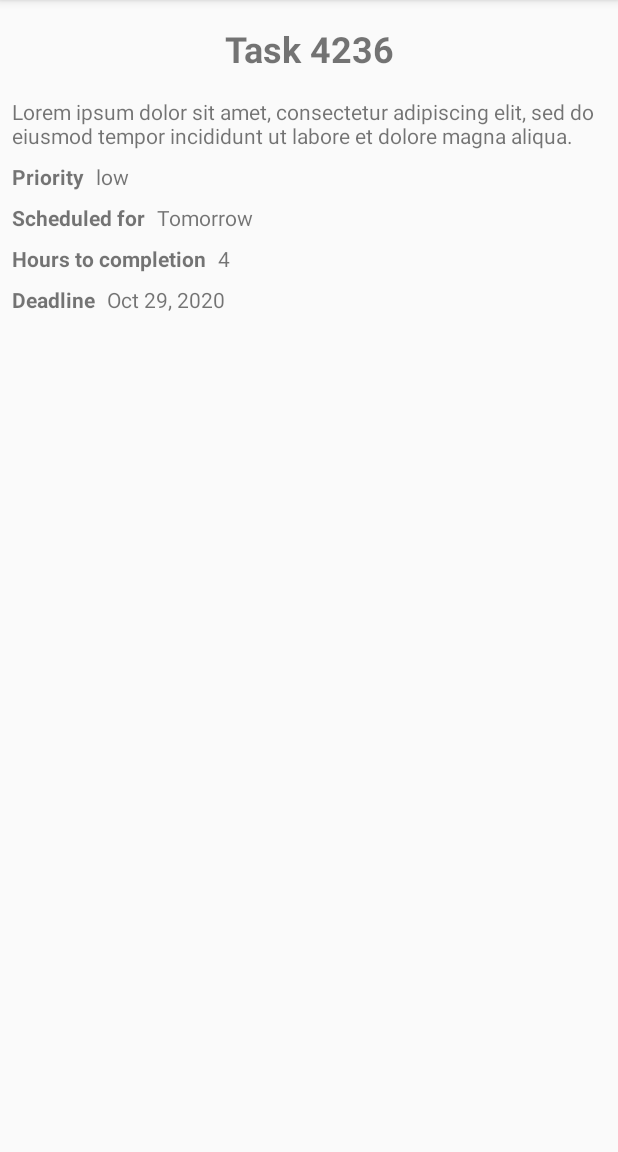
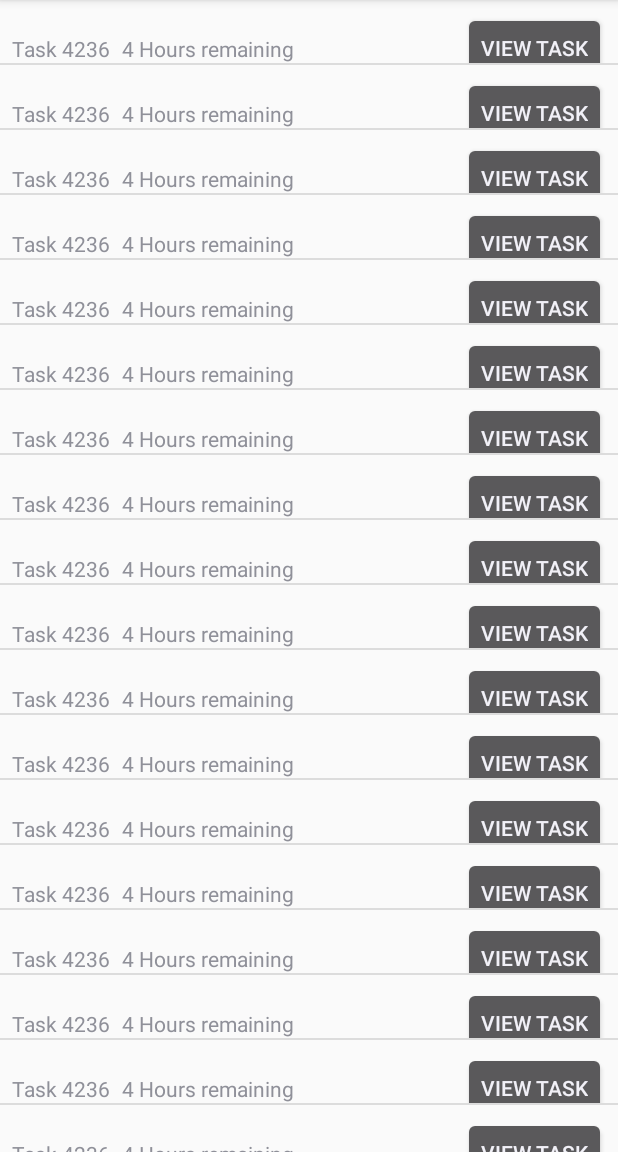
Before and after one commit to WorkAtRGU/CM3110-2020-RGTodU, an Android app: the screen it shows after launch (ViewTaskActivity before the commit, TasksListViewActivity after it), on a phone screen of 412 x 824 dp, the part 84-1236 px from its top. Run offline under Robolectric (Android 15) with nearby library versions, the phone set to English and light mode, and no system bars.

Commit message:
Updated with a ListView and custom Adapter for displaying Tasks

```diff
--- a/app/src/main/AndroidManifest.xml
+++ b/app/src/main/AndroidManifest.xml
@@ -9,13 +9,15 @@
         android:roundIcon="@mipmap/ic_launcher_round"
         android:supportsRtl="true"
         android:theme="@style/AppTheme">
-        <activity android:name=".TasksListViewActivity"></activity>
-        <activity android:name=".ViewTaskActivity">
+        <activity android:name=".TasksListViewActivity">
             <intent-filter>
                 <action android:name="android.intent.action.MAIN" />
 
                 <category android:name="android.intent.category.LAUNCHER" />
             </intent-filter>
+        </activity>
+        <activity android:name=".ViewTaskActivity">
+
         </activity>
         <activity android:name=".CreateTaskActivity"></activity>
         <activity android:name=".Login"></activity>
--- /dev/null
+++ b/app/src/main/java/uk/ac/rgu/rgtodu/TaskListItemViewAdapter.java
@@ -0,0 +1,70 @@
+package uk.ac.rgu.rgtodu;
+
+import android.content.Context;
+import android.util.Log;
+import android.view.LayoutInflater;
+import android.view.View;
+import android.view.ViewGroup;
+import android.widget.ArrayAdapter;
+import android.widget.Button;
+import android.widget.ListView;
+import android.widget.TextView;
+
+import androidx.annotation.NonNull;
+import androidx.annotation.Nullable;
+
+import java.util.List;
+
+import uk.ac.rgu.rgtodu.data.Task;
+
+/**
+ * Adapter class for displaying {@link Task}s in an {@link android.widget.ListView}.
+ */
+public class TaskListItemViewAdapter extends ArrayAdapter<Task>  {
+
+    // the context that the adapter is operating in
+    private Context context;
+    // the tasks being displayed
+    private List<Task> tasks;
+
+    public TaskListItemViewAdapter(@NonNull Context context, int resource,  @NonNull List<Task> objects) {
+        super(context, resource, objects);
+        this.context = context;
+        this.tasks = objects;
+    }
+
+    private int count = 0;
+
+    @NonNull
+    @Override
+    public View getView(final int position, @Nullable View convertView, @NonNull ViewGroup parent) {
+        // get the View that will be used to display the Task
+        View itemView = convertView;
+        if (itemView == null){
+            itemView = LayoutInflater.from(this.context).inflate(R.layout.task_list_view_item, parent, false);
+            Log.d("INFLATE ", String.valueOf(++count));
+        }
+
+        // get the Task that is being displayed
+        Task task = this.tasks.get(position);
+
+        // Now update itemView to display task
+        TextView tv_taskName = itemView.findViewById(R.id.tv_taskListItemName);
+        tv_taskName.setText(task.getName());
+
+        TextView tv_taskHours = itemView.findViewById(R.id.tv_taskListItemHours);
+        String msg = context.getString(R.string.tv_taskListItemHours, task.getHoursToCompletion());
+        tv_taskHours.setText(msg);
+
+        Button btn = itemView.findViewById(R.id.btn_taskListItemView);
+        btn.setOnClickListener(new View.OnClickListener() {
+            @Override
+            public void onClick(View view) {
+                Task task = tasks.get(position);
+                Log.d("TASK_CLICKED", task.getName());
+            }
+        });
+
+        return itemView;
+    }
+}
--- a/app/src/main/java/uk/ac/rgu/rgtodu/TasksListViewActivity.java
+++ b/app/src/main/java/uk/ac/rgu/rgtodu/TasksListViewActivity.java
@@ -3,12 +3,60 @@ package uk.ac.rgu.rgtodu;
 import androidx.appcompat.app.AppCompatActivity;
 
 import android.os.Bundle;
+import android.util.Log;
+import android.view.View;
+import android.widget.AdapterView;
+import android.widget.ArrayAdapter;
+import android.widget.ListView;
 
-public class TasksListViewActivity extends AppCompatActivity {
+import java.lang.reflect.Array;
+import java.util.ArrayList;
+import java.util.List;
+
+import uk.ac.rgu.rgtodu.data.Task;
+import uk.ac.rgu.rgtodu.data.TaskRegistry;
+
+public class TasksListViewActivity extends AppCompatActivity implements AdapterView.OnItemClickListener {
 
     @Override
     protected void onCreate(Bundle savedInstanceState) {
         super.onCreate(savedInstanceState);
         setContentView(R.layout.activity_tasks_list_view);
+
+        // get the tasks to be displayed
+        List<Task> tasks = TaskRegistry.getRepository(getApplicationContext()).getTasks(100);
+
+//        List<String> taskStrings = new ArrayList<String>();
+//        for (Task t : tasks){
+//            taskStrings.add(t.getName());
+//        }
+
+        // get the ListView to display them
+        ListView lv_Tasks = findViewById(R.id.lv_tasks);
+
+        // get an list adapter to inform Android how to display each item in the list
+//        ArrayAdapter<String> adapter = new ArrayAdapter<String>(
+//                getApplicationContext(),
+//                android.R.layout.simple_list_item_1,
+//                taskStrings
+//        );
+
+        TaskListItemViewAdapter adapter = new TaskListItemViewAdapter(
+                getApplicationContext(),
+                R.layout.task_list_view_item,
+                tasks
+        );
+
+        lv_Tasks.setAdapter(adapter);
+
+        lv_Tasks.setOnItemClickListener(this);
+
+    }
+
+    @Override
+    public void onItemClick(AdapterView<?> adapterView, View view, int position, long id) {
+        Log.d("TASKS", "ListView item at " + position + " clicked");
+        String taskStr = (String)adapterView.getItemAtPosition(position);
+        Log.d("TASKS", "ListView item is " + taskStr);
     }
 }
--- a/app/src/main/java/uk/ac/rgu/rgtodu/data/Task.java
+++ b/app/src/main/java/uk/ac/rgu/rgtodu/data/Task.java
@@ -69,6 +69,15 @@ public class Task {
         this.hoursToCompletion = hoursToCompletion;
     }
 
-
-
+    @Override
+    public String toString() {
+        return "Task{" +
+                "name='" + name + '\'' +
+                ", description='" + description + '\'' +
+                ", priority=" + priority +
+                ", scheduleFor=" + scheduleFor +
+                ", hoursToCompletion=" + hoursToCompletion +
+                ", deadline=" + deadline +
+                '}';
+    }
 }
--- a/app/src/main/java/uk/ac/rgu/rgtodu/data/TaskRegistry.java
+++ b/app/src/main/java/uk/ac/rgu/rgtodu/data/TaskRegistry.java
@@ -3,7 +3,9 @@ package uk.ac.rgu.rgtodu.data;
 import android.content.Context;
 
 import java.text.SimpleDateFormat;
+import java.util.ArrayList;
 import java.util.Date;
+import java.util.List;
 import java.util.Random;
 
 /**
@@ -46,6 +48,19 @@ public class TaskRegistry {
     }
 
     /**
+     * Returns a list containing the specified number of Tasks generated by getTask
+     * @param number The number of Tasks to return
+     * @return
+     */
+    public List<Task> getTasks(int number){
+        List<Task> tasks = new ArrayList<>(number);
+        for (int i = 0; i < number; i++){
+            tasks.add(getTask());
+        }
+        return tasks;
+    }
+
+    /**
      * Returns a {@link Task} with randomly generated info.
      * @return a {@link Task} for tomorrow, with randomly generated details.
      */
--- a/app/src/main/res/layout/activity_tasks_list_view.xml
+++ b/app/src/main/res/layout/activity_tasks_list_view.xml
@@ -1,9 +1,13 @@
 <?xml version="1.0" encoding="utf-8"?>
-<androidx.constraintlayout.widget.ConstraintLayout xmlns:android="http://schemas.android.com/apk/res/android"
+<FrameLayout xmlns:android="http://schemas.android.com/apk/res/android"
     xmlns:app="http://schemas.android.com/apk/res-auto"
     xmlns:tools="http://schemas.android.com/tools"
     android:layout_width="match_parent"
     android:layout_height="match_parent"
     tools:context=".TasksListViewActivity">
 
-</androidx.constraintlayout.widget.ConstraintLayout>
+    <ListView
+        android:id="@+id/lv_tasks"
+        android:layout_width="match_parent"
+        android:layout_height="match_parent" />
+</FrameLayout>
--- /dev/null
+++ b/app/src/main/res/layout/task_list_view_item.xml
@@ -0,0 +1,41 @@
+<?xml version="1.0" encoding="utf-8"?>
+<androidx.constraintlayout.widget.ConstraintLayout
+    xmlns:android="http://schemas.android.com/apk/res/android"
+    xmlns:app="http://schemas.android.com/apk/res-auto"
+    xmlns:tools="http://schemas.android.com/tools"
+    android:layout_width="match_parent"
+    android:layout_height="match_parent">
+
+    <TextView
+        android:id="@+id/tv_taskListItemName"
+        android:layout_width="wrap_content"
+        android:layout_height="wrap_content"
+        android:layout_marginStart="8dp"
+        android:layout_marginLeft="8dp"
+        app:layout_constraintStart_toStartOf="parent"
+        app:layout_constraintTop_toTopOf="@+id/tv_taskListItemHours"
+        tools:text="task 101" />
+
+    <TextView
+        android:id="@+id/tv_taskListItemHours"
+        android:layout_width="wrap_content"
+        android:layout_height="wrap_content"
+        android:layout_marginStart="8dp"
+        android:layout_marginLeft="8dp"
+        app:layout_constraintBottom_toBottomOf="@id/btn_taskListItemView"
+        app:layout_constraintStart_toEndOf="@+id/tv_taskListItemName"
+        app:layout_constraintTop_toTopOf="@id/btn_taskListItemView"
+        tools:text="5 hrs" />
+
+    <Button
+        android:id="@+id/btn_taskListItemView"
+        android:layout_width="wrap_content"
+        android:layout_height="wrap_content"
+        android:layout_marginTop="8dp"
+        android:layout_marginEnd="8dp"
+        android:layout_marginRight="8dp"
+        android:text="@string/btn_taskListItemView"
+        app:layout_constraintBottom_toBottomOf="@+id/tv_taskListItemHours"
+        app:layout_constraintEnd_toEndOf="parent"
+        app:layout_constraintTop_toTopOf="parent" />
+</androidx.constraintlayout.widget.ConstraintLayout>
--- a/app/src/main/res/values/strings.xml
+++ b/app/src/main/res/values/strings.xml
@@ -24,6 +24,10 @@
 
     <!-- view task activity -->
     <string name="tv_viewHoursCompleteValue">%1$d</string>
+    <string name="btn_taskListItemView">View Task</string>
+
+    <!-- task list item view adapter -->
+    <string name="tv_taskListItemHours">%1$d Hours remaining</string>
 
     <!-- if this every changes, update ViewTaskActivity.java -->
     <string-array name="edit_task_schedule_for">
```
